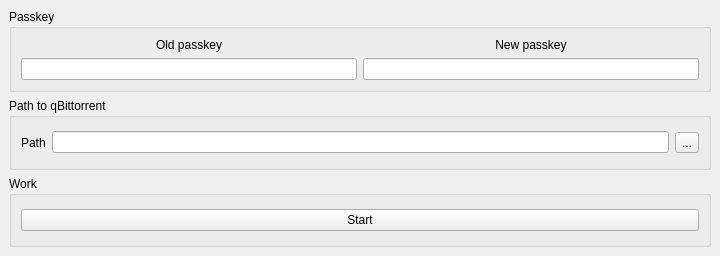
This is src/mainwindow.ui in panter-dsd/PasskeyChanger as Qt 5 draws it before an edit. The edited form follows.
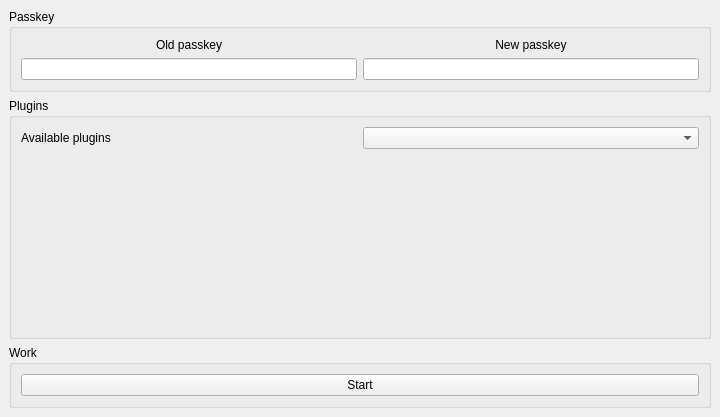
This is the edited form.

Commit message: MainWindow: load plugins widgets.

Diff of the .ui file:
```diff
--- a/src/mainwindow.ui
+++ b/src/mainwindow.ui
@@ -7,7 +7,7 @@
     <x>0</x>
     <y>0</y>
     <width>720</width>
-    <height>256</height>
+    <height>417</height>
    </rect>
   </property>
   <property name="windowTitle">
@@ -53,25 +53,25 @@
     <item>
      <widget class="QGroupBox" name="groupBox_2">
       <property name="title">
-       <string>Path to qBittorrent</string>
+       <string>Plugins</string>
       </property>
+      <layout class="QVBoxLayout" name="verticalLayout_2">
+       <item>
       <layout class="QHBoxLayout" name="horizontalLayout">
        <item>
         <widget class="QLabel" name="label_3">
          <property name="text">
-          <string>Path</string>
+            <string>Available plugins</string>
          </property>
         </widget>
        </item>
        <item>
-        <widget class="QLineEdit" name="pathToTorrentsEdit_"/>
-       </item>
+          <widget class="QComboBox" name="pluginsComboBox"/>
+         </item>
+        </layout>
+       </item>
        <item>
-        <widget class="QToolButton" name="pathToTorrentsButton_">
-         <property name="text">
-          <string>...</string>
-         </property>
-        </widget>
+        <widget class="QStackedWidget" name="pluginsStack"/>
        </item>
       </layout>
      </widget>
```
Left out of the diff: 19 changed lines with no effect on the pictures. Lines whose indentation alone changed are shown as unchanged. The commit also changes 2 other files.
